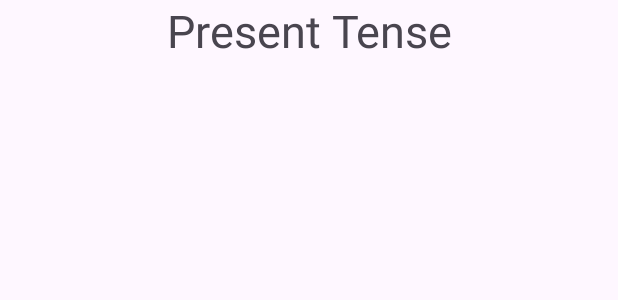
After one commit to Irishumanoid/French_Class_PBL_App, an Android app: the layout activity_present_tense.xml on its own in the app's theme, with its tools: preview values and no code run, on a phone screen of 412 x 824 dp. The commit adds this screen. Shown: the top 300 px of the screen. Run offline under Robolectric (Android 15) with nearby library versions, the phone set to English and light mode, and no system bars.

Commit message:
User data retrieval touchups, event listeners for all grammar lessons (removes diacritics in parsing class names), scroll view for lessons.

```diff
--- a/app/src/main/AndroidManifest.xml
+++ b/app/src/main/AndroidManifest.xml
@@ -14,6 +14,9 @@
         android:supportsRtl="true"
         android:theme="@style/Theme.Material3.Light"
         tools:targetApi="31">
+        <activity
+            android:name=".Readings.PresentTense"
+            android:exported="false" />
         <activity
             android:name=".Readings.ConceptLandingPage"
             android:exported="false" />
--- /dev/null
+++ b/app/src/main/res/layout/activity_present_tense.xml
@@ -0,0 +1,21 @@
+<?xml version="1.0" encoding="utf-8"?>
+<ScrollView
+    xmlns:android="http://schemas.android.com/apk/res/android"
+    android:layout_width="fill_parent"
+    android:layout_height="fill_parent">
+    <LinearLayout xmlns:app="http://schemas.android.com/apk/res-auto"
+        xmlns:tools="http://schemas.android.com/tools"
+        android:layout_width="fill_parent"
+        android:layout_height="wrap_content"
+        tools:context=".Readings.PresentTense">
+
+        <TextView
+            android:id="@+id/title"
+            android:layout_width="match_parent"
+            android:layout_height="match_parent"
+            android:text="@string/present_tense"
+            android:textSize="30sp"
+            android:gravity="center"/>
+
+    </LinearLayout>
+</ScrollView>
--- a/app/src/main/res/values/strings.xml
+++ b/app/src/main/res/values/strings.xml
@@ -16,4 +16,5 @@
     <string name="concept_summary">Concept summary</string>
     <string name="learn">Learn</string>
     <string name="back">Back</string>
+    <string name="present_tense">Present Tense</string>
 </resources>
```
Also changed, not shown: app/src/main/java/com/example/duofrencholingo/Readings/ConceptLandingPage.java (+34 -0 lines), app/src/main/java/com/example/duofrencholingo/Readings/PresentTense.java (added, +16 -0 lines), app/src/main/java/com/example/duofrencholingo/User/AccessUserData.java (+4 -6 lines), app/src/main/java/com/example/duofrencholingo/User/SaveUserData.java (+7 -6 lines), 1 other file.
